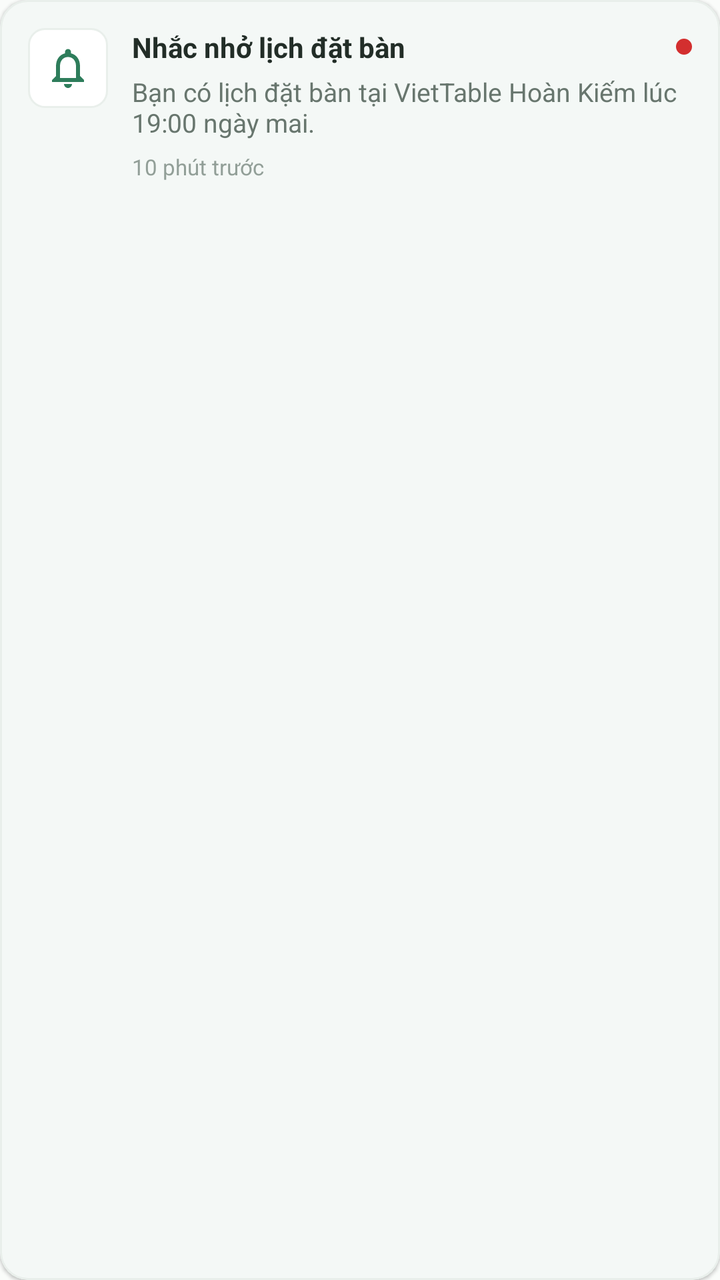
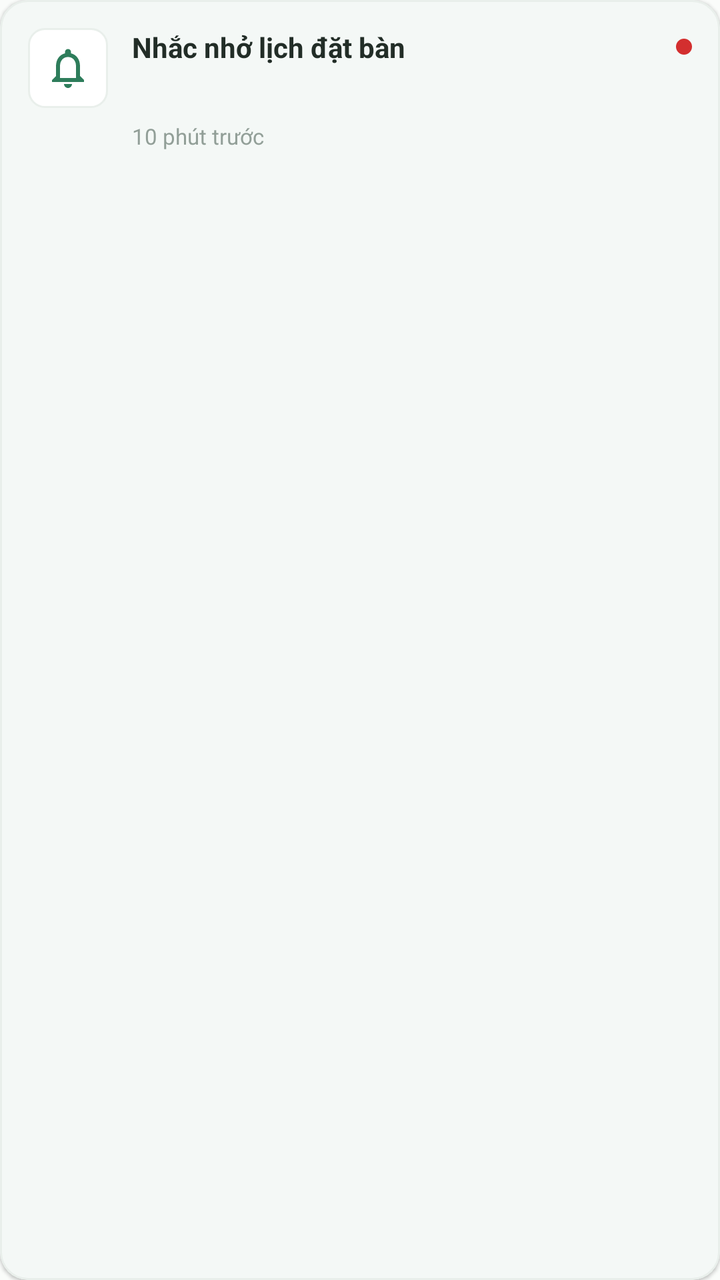

Two renders of the same Android screen: before a commit and after it. Below are the layout's source before the change and the commit's diff.
<!-- AndroidManifest.xml: application theme Theme.VietTable -->
<!-- res/layout/item_notification.xml -->
<?xml version="1.0" encoding="utf-8"?>
<com.google.android.material.card.MaterialCardView
    xmlns:android="http://schemas.android.com/apk/res/android"
    xmlns:app="http://schemas.android.com/apk/res-auto"
    android:id="@+id/cardNotification"
    style="@style/Widget.VietTable.Card"
    android:layout_width="match_parent"
    android:layout_height="wrap_content"
    android:layout_marginHorizontal="16dp"
    android:layout_marginVertical="6dp"
    app:cardCornerRadius="14dp"
    app:cardElevation="1dp">

    <LinearLayout
        android:layout_width="match_parent"
        android:layout_height="wrap_content"
        android:orientation="horizontal"
        android:padding="14dp">

        <ImageView
            android:id="@+id/ivNotifIcon"
            android:layout_width="40dp"
            android:layout_height="40dp"
            android:background="@drawable/bg_badge"
            android:padding="8dp"
            android:src="@drawable/ic_notification"
            app:tint="@color/primary" />

        <LinearLayout
            android:layout_width="0dp"
            android:layout_height="wrap_content"
            android:layout_marginStart="12dp"
            android:layout_weight="1"
            android:orientation="vertical">

            <LinearLayout
                android:layout_width="match_parent"
                android:layout_height="wrap_content"
                android:gravity="center_vertical"
                android:orientation="horizontal">

                <TextView
                    android:id="@+id/tvNotifTitle"
                    android:layout_width="0dp"
                    android:layout_height="wrap_content"
                    android:layout_weight="1"
                    android:text="Nhắc nhở lịch đặt bàn"
                    android:textColor="@color/text_primary"
                    android:textSize="14sp"
                    android:textStyle="bold" />

                <View
                    android:id="@+id/viewUnreadDot"
                    android:layout_width="8dp"
                    android:layout_height="8dp"
                    android:background="@drawable/bg_badge"
                    android:backgroundTint="@color/semantic_error" />
            </LinearLayout>

            <TextView
                android:id="@+id/tvNotifMessage"
                android:layout_width="match_parent"
                android:layout_height="wrap_content"
                android:layout_marginTop="4dp"
                android:text="Bạn có lịch đặt bàn tại VietTable Hoàn Kiếm lúc 19:00 ngày mai."
                android:textColor="@color/text_secondary"
                android:textSize="13sp" />

            <TextView
                android:id="@+id/tvNotifTimestamp"
                android:layout_width="match_parent"
                android:layout_height="wrap_content"
                android:layout_marginTop="6dp"
                android:text="10 phút trước"
                android:textColor="@color/text_tertiary"
                android:textSize="11sp" />

        </LinearLayout>
    </LinearLayout>
</com.google.android.material.card.MaterialCardView>
<!-- resources referenced by this layout -->
<resources>
  <color name="primary">#2E7D5B</color>
  <color name="semantic_error">#D32F2F</color>
  <color name="text_primary">#222D27</color>
  <color name="text_secondary">#68766E</color>
  <color name="text_tertiary">#929F98</color>
  <style name="Theme.VietTable" parent="Base.Theme.VietTable" />
  <color name="surface">#FFFFFF</color>
  <color name="divider">#E9EFEB</color>
  <dimen name="radius_large">16dp</dimen>
  <dimen name="card_elevation">1.5dp</dimen>
  <dimen name="card_stroke_width">1dp</dimen>
  <style name="Base.Theme.VietTable" parent="Theme.Material3.Light.NoActionBar">
          
          <item name="colorPrimary">@color/primary</item>
          <item name="colorPrimaryDark">@color/primary_dark</item>
          <item name="colorOnPrimary">@color/on_primary</item>
          <item name="colorPrimaryContainer">@color/primary_container</item>
          <item name="colorOnPrimaryContainer">@color/on_primary_container</item>
  
          <item name="colorSecondary">@color/accent_gold</item>
          <item name="colorOnSecondary">@color/white</item>
          <item name="colorSecondaryContainer">@color/accent_gold_container</item>
          <item name="colorOnSecondaryContainer">@color/accent_gold_dark</item>
  
          <item name="android:colorBackground">@color/bg_cream</item>
          <item name="colorSurface">@color/surface</item>
          <item name="colorOnSurface">@color/text_primary</item>
          <item name="colorSurfaceVariant">@color/surface_variant</item>
  
          <item name="colorError">@color/semantic_error</item>
          <item name="colorOnError">@color/white</item>
  
          
          <item name="android:statusBarColor">@android:color/transparent</item>
          <item name="android:windowLightStatusBar">true</item>
          <item name="android:navigationBarColor">@android:color/transparent</item>
          <item name="android:windowLightNavigationBar">true</item>
  
          
          <item name="colorAccent">@color/primary</item>
          <item name="alertDialogTheme">@style/ThemeOverlay.VietTable.Dialog.Alert</item>
          <item name="materialAlertDialogTheme">@style/ThemeOverlay.VietTable.MaterialAlertDialog</item>
          <item name="buttonBarPositiveButtonStyle">@style/Widget.VietTable.Dialog.Button.Positive</item>
          <item name="buttonBarNegativeButtonStyle">@style/Widget.VietTable.Dialog.Button.Negative</item>
          <item name="buttonBarNeutralButtonStyle">@style/Widget.VietTable.Dialog.Button.Neutral</item>
          <item name="materialButtonStyle">@style/Widget.VietTable.Button.Primary</item>
          <item name="materialButtonOutlinedStyle">@style/Widget.VietTable.Button.Outlined</item>
          <item name="borderlessButtonStyle">@style/Widget.VietTable.Button.Text</item>
          <item name="materialCardViewStyle">@style/Widget.VietTable.Card</item>
          <item name="textInputStyle">@style/Widget.VietTable.TextInputLayout</item>
          <item name="toolbarStyle">@style/Widget.VietTable.Toolbar</item>
          <item name="bottomNavigationStyle">@style/Widget.VietTable.BottomNavigationView</item>
      </style>
  <color name="primary_dark">#24654A</color>
  <color name="on_primary">#FFFFFF</color>
  <color name="primary_container">#EEF7F2</color>
  <color name="on_primary_container">#1B4E38</color>
  <color name="accent_gold">#CCA862</color>
  <color name="white">#FFFFFFFF</color>
  <color name="accent_gold_container">#FAF5EB</color>
  <color name="accent_gold_dark">#9E7D33</color>
  <color name="bg_cream">#FAFCFA</color>
  <color name="surface_variant">#F3F7F5</color>
  <color name="transparent">#00000000</color>
  <dimen name="btn_height_primary">52dp</dimen>
  <dimen name="radius_medium">12dp</dimen>
  <style name="TextAppearance.VietTable.BottomNav.Label" parent="TextAppearance.Material3.LabelSmall">
          <item name="android:textSize">11sp</item>
          <item name="android:textStyle">normal</item>
      </style>
  <dimen name="text_button">14sp</dimen>
  <!-- unchanged entries left out for length: 18 -->
</resources>

<!-- the commit's change to res/layout/item_notification.xml (unified diff, before → after) -->
@@ -62,7 +62,7 @@
                 android:layout_width="match_parent"
                 android:layout_height="wrap_content"
                 android:layout_marginTop="4dp"
-                android:text="Bạn có lịch đặt bàn tại VietTable Hoàn Kiếm lúc 19:00 ngày mai."
+                android:text=""
                 android:textColor="@color/text_secondary"
                 android:textSize="13sp" />
 
<!-- resource entries referenced after the edit -->
@@ -36,7 +36,6 @@
           <item name="android:statusBarColor">@android:color/transparent</item>
           <item name="android:windowLightStatusBar">true</item>
           <item name="android:navigationBarColor">@android:color/transparent</item>
-          <item name="android:windowLightNavigationBar">true</item>
   
           
           <item name="colorAccent">@color/primary</item>
